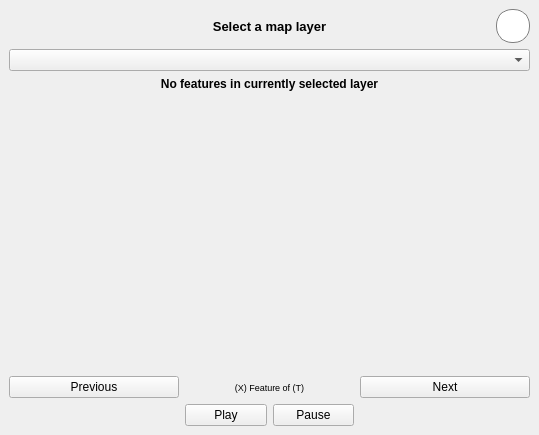
First picture: the form in feature_navigator/feature_navigator_dockwidget_base.ui, repository iswaldeen/QGIS_Plugin_Feature_Navigation_Dock, before the edit.
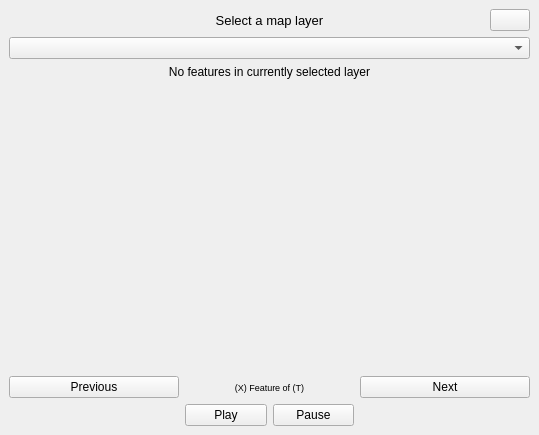
Second picture: the form after the edit. Icons and pictures are not drawn. Custom widgets are drawn as their Qt base class.

```diff
--- a/feature_navigator/feature_navigator_dockwidget_base.ui
+++ b/feature_navigator/feature_navigator_dockwidget_base.ui
@@ -33,8 +33,7 @@
        <widget class="QLabel" name="errorLabel">
         <property name="font">
          <font>
-          <weight>75</weight>
-          <bold>true</bold>
+          <bold>false</bold>
          </font>
         </property>
         <property name="text">
@@ -119,20 +118,7 @@
          </sizepolicy>
         </property>
         <property name="styleSheet">
-         <string notr="true">QPushButton {
-    border-radius: 16px;
-    border: 1px solid gray;
-    background-color: white;
-    min-width: 32px;
-    max-width: 32px;
-    min-height: 32px;
-    max-height: 32px;
-    font-weight: bold;
-}
-
-QPushButton:hover {
-    background-color: #e8f5e8;
-}</string>
+         <string notr="true"/>
         </property>
         <property name="text">
          <string/>
@@ -148,8 +134,8 @@
         <property name="font">
          <font>
           <pointsize>10</pointsize>
-          <weight>75</weight>
-          <bold>true</bold>
+          <bold>false</bold>
+          <kerning>true</kerning>
          </font>
         </property>
         <property name="text">
```
Left out of the diff: 3 changed lines with no effect on the pictures.
